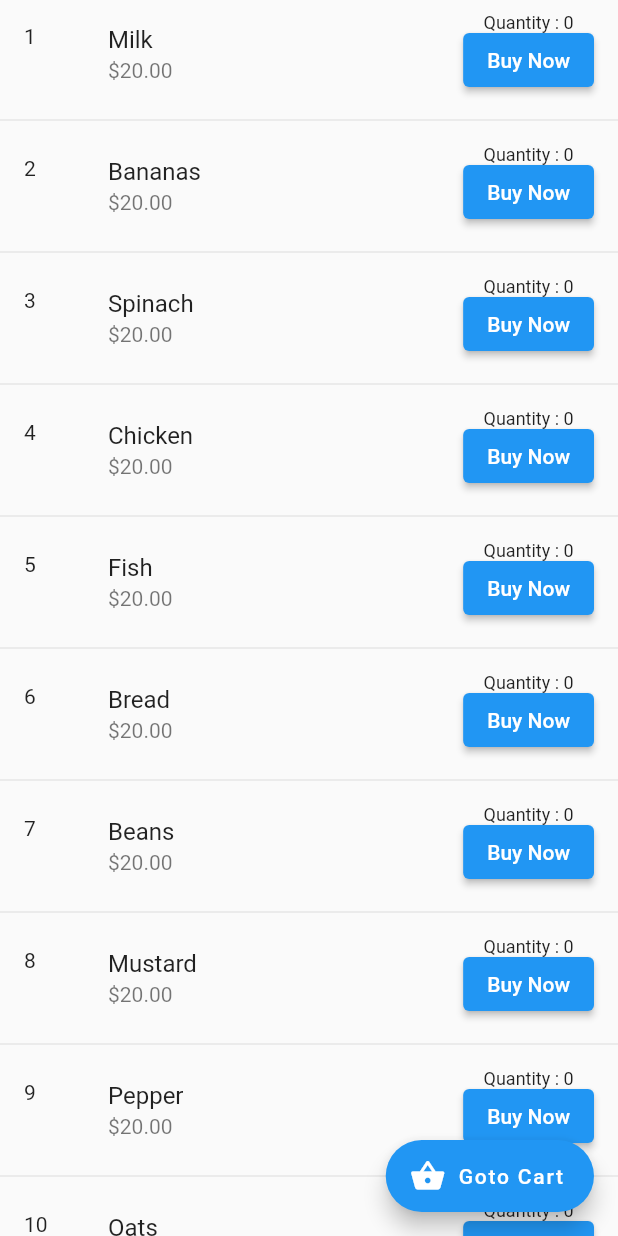
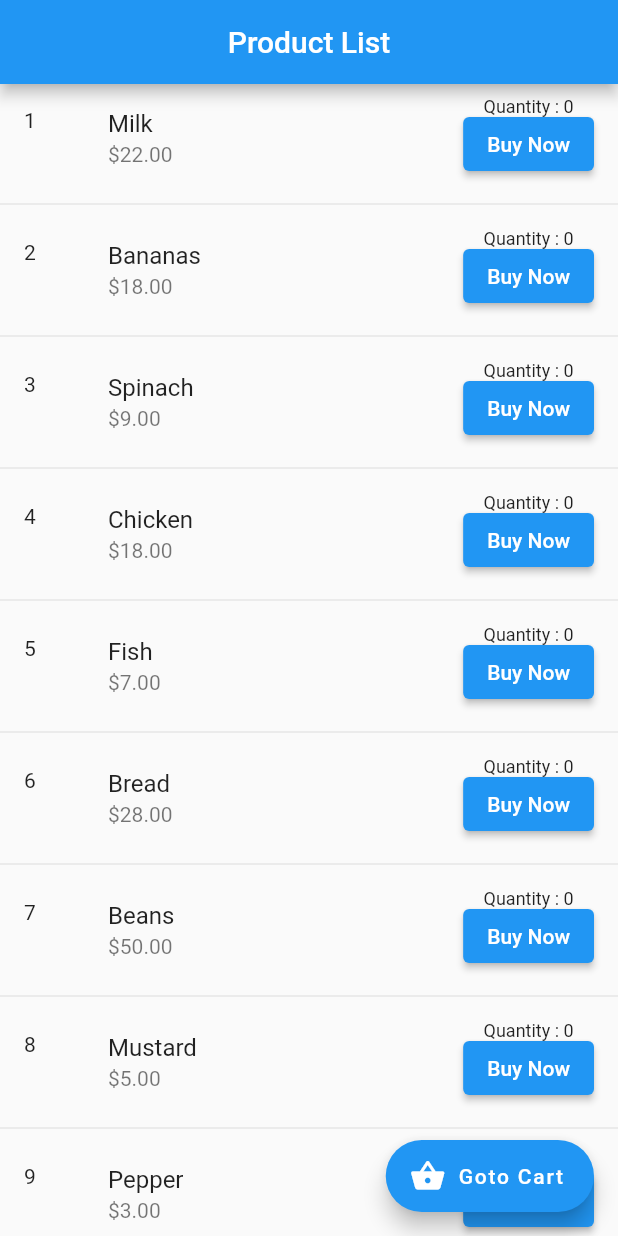
Before and after one commit to saymanrifat/product_list_app_flutter, a Flutter app: the screen it shows after launch, on a phone screen of 412 x 824 dp. Run offline on Flutter 3.47's test engine with Material 2 defaults, Android fonts, the phone set to English and light mode, and no system bars.

Commit message:
Final Submit

```diff
--- a/lib/list_item/items.dart
+++ b/lib/list_item/items.dart
@@ -15,10 +15,40 @@ class ProductItems {
     'vinegar',
     'garlic powder',
     'peanuts',
-    'eggs',
-    'cheese',
-    'yogurt',
-    'milk',
-    'rice',
+  ];
+
+  static List<int> productPrice = [
+    22,
+    18,
+    9,
+    18,
+    7,
+    28,
+    50,
+    5,
+    3,
+    10,
+    34,
+    12,
+    45,
+    9,
+    11,
+  ];
+  static List<int> productCount = [
+    0,
+    0,
+    0,
+    0,
+    0,
+    0,
+    0,
+    0,
+    0,
+    0,
+    0,
+    0,
+    0,
+    0,
+    0,
   ];
 }
--- a/lib/main.dart
+++ b/lib/main.dart
@@ -1,11 +1,8 @@
-import 'dart:math';
-
 import 'package:flutter/material.dart';
-
-import 'list_item/items.dart';
+import 'package:product_list_app_flutter/screens/product_list.dart';
 
 void main() {
-  runApp(BaseApp());
+  runApp(const BaseApp());
 }
 
 class BaseApp extends StatelessWidget {
@@ -13,60 +10,9 @@ class BaseApp extends StatelessWidget {
 
   @override
   Widget build(BuildContext context) {
-    return MaterialApp(
+    return const MaterialApp(
       home: ProductList(),
       debugShowCheckedModeBanner: false,
     );
   }
 }
-
-class ProductList extends StatefulWidget {
-  const ProductList({super.key});
-
-  @override
-  State<ProductList> createState() => _ProductListState();
-}
-
-class _ProductListState extends State<ProductList> {
-  int quantity = 0;
-  @override
-  Widget build(BuildContext context) {
-    return Scaffold(
-      body: ListView.separated(
-        separatorBuilder: (context, index) {
-          return const Divider();
-        },
-        itemCount: ProductItems.productItem.length,
-        itemBuilder: (context, index) {
-          return ListTile(
-            leading: Text((index + 1).toString()),
-            title: Text(capitalize(ProductItems.productItem[index].toString())),
-            subtitle: Text("\$${Random().nextInt(100).toString()}.00"),
-            trailing: Column(
-              children: [
-                Text(
-                  'Quantity : $quantity',
-                  style: TextStyle(fontSize: 12),
-                ),
-                ElevatedButton(
-                  onPressed: () {},
-                  child: Text('Buy Now'),
-                  style: ButtonStyle(
-                      tapTargetSize: MaterialTapTargetSize.shrinkWrap),
-                )
-              ],
-            ),
-          );
-        },
-      ),
-      floatingActionButton: FloatingActionButton.extended(
-        label: const Text('Goto Cart'),
-        onPressed: () {},
-        icon: const Icon(Icons.shopping_basket),
-      ),
-    );
-  }
-
-  //capitilazation of Sting
-  String capitalize(String s) => s[0].toUpperCase() + s.substring(1);
-}
--- /dev/null
+++ b/lib/screens/product_list.dart
@@ -0,0 +1,99 @@
+import 'package:flutter/material.dart';
+import 'package:product_list_app_flutter/screens/cart.dart';
+
+import '../list_item/items.dart';
+
+class ProductList extends StatefulWidget {
+  const ProductList({super.key});
+
+  @override
+  State<ProductList> createState() => _ProductListState();
+}
+
+class _ProductListState extends State<ProductList> {
+  int quantity = 0;
+  @override
+  Widget build(BuildContext context) {
+    return Scaffold(
+      appBar: AppBar(
+        title: const Text('Product List'),
+        centerTitle: true,
+      ),
+      body: ListView.separated(
+        physics: const BouncingScrollPhysics(
+            parent: AlwaysScrollableScrollPhysics()),
+        separatorBuilder: (context, index) {
+          return const Divider();
+        },
+        itemCount: ProductItems.productItem.length,
+        itemBuilder: (context, index) {
+          return ListTile(
+            leading: Text((index + 1).toString()),
+            title: Text(capitalize(ProductItems.productItem[index].toString())),
+            subtitle: Text("\$${ProductItems.productPrice[index]}.00"),
+            trailing: Column(
+              children: [
+                Text(
+                  'Quantity : ${ProductItems.productCount[index].toString()}',
+                  style: const TextStyle(fontSize: 12),
+                ),
+                ElevatedButton(
+                  onPressed: () {
+                    incressProduct(index);
+                  },
+                  style: const ButtonStyle(
+                      tapTargetSize: MaterialTapTargetSize.shrinkWrap),
+                  child: const Text('Buy Now'),
+                ),
+              ],
+            ),
+          );
+        },
+      ),
+      floatingActionButton: FloatingActionButton.extended(
+        label: const Text('Goto Cart'),
+        onPressed: () {
+          int totalSum = 0;
+          for (var sValue in ProductItems.productCount) {
+            totalSum = totalSum + sValue;
+          }
+
+          Navigator.push(
+              context,
+              MaterialPageRoute(
+                builder: (context) => CartPage(totalProduct: totalSum),
+              ));
+        },
+        icon: const Icon(Icons.shopping_basket),
+      ),
+    );
+  }
+
+  //capitilazation of Sting
+  String capitalize(String s) => s[0].toUpperCase() + s.substring(1);
+
+  void incressProduct(int index) {
+    if (ProductItems.productCount[index] < 5) {
+      ProductItems.productCount[index] = ProductItems.productCount[index] + 1;
+    } else {
+      showDialog(
+        context: context,
+        builder: (context) {
+          return AlertDialog(
+            actions: [
+              TextButton(
+                  onPressed: () {
+                    Navigator.pop(context);
+                  },
+                  child: const Text('OK'))
+            ],
+            title: const Text('Congratulations!'),
+            content: Text(
+                'You\'ve bought 5 ${capitalize(ProductItems.productItem[index].toString())}'),
+          );
+        },
+      );
+    }
+    setState(() {});
+  }
+}
```
Also changed, not shown: lib/screens/cart.dart (added, +16 -0 lines).
